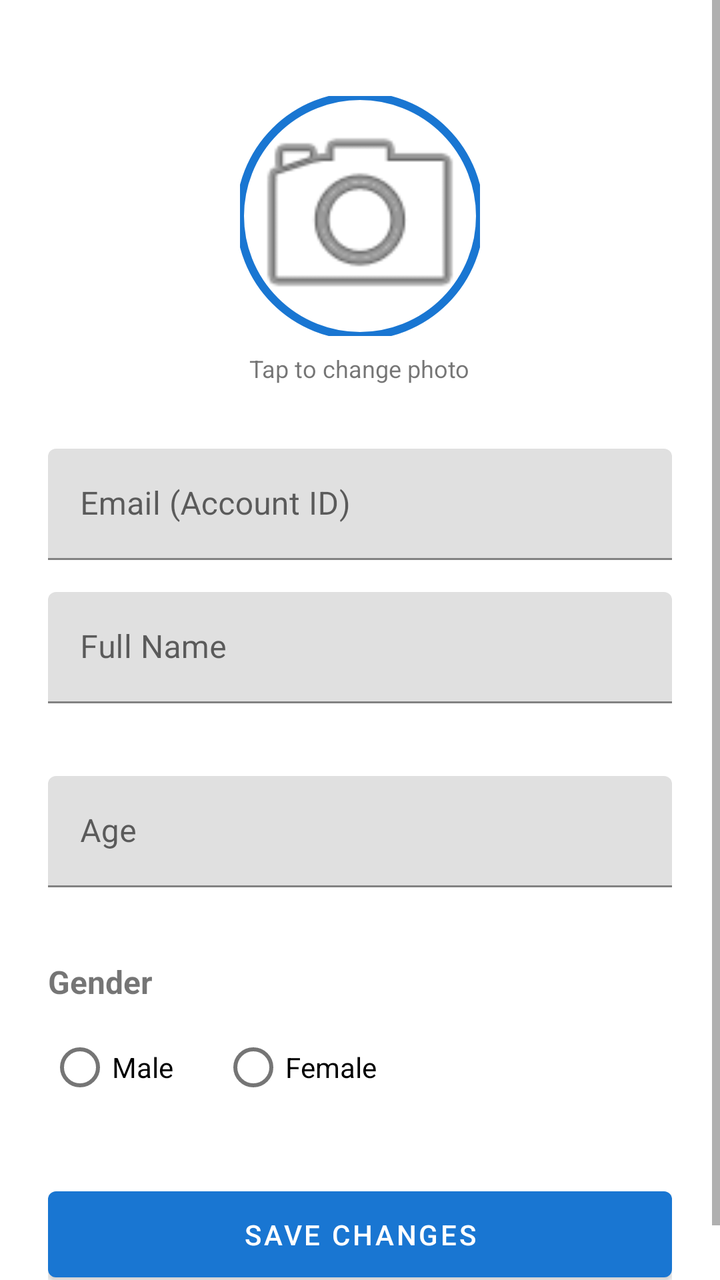
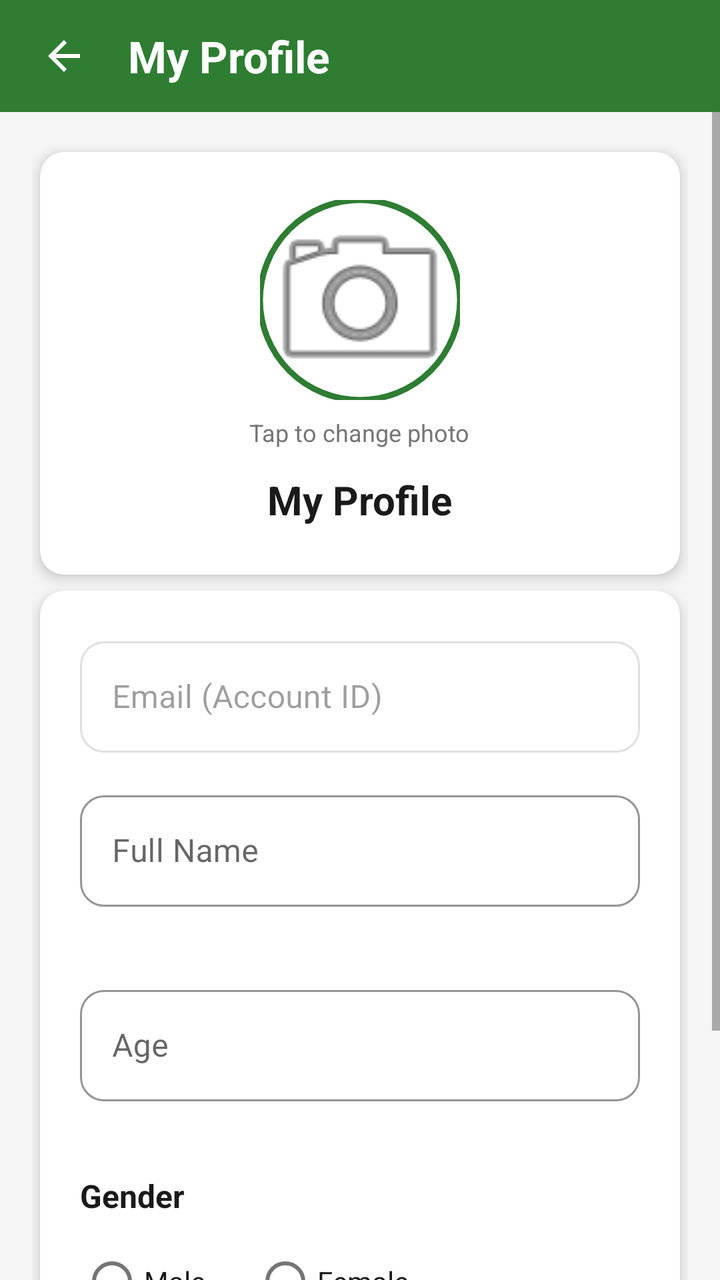

Before-and-after screenshots of an Android layout around one commit, followed by the original layout XML and the change that was made.
<!-- AndroidManifest.xml: application theme Theme.WorkoutTracker -->
<!-- res/layout/activity_profile.xml -->
<?xml version="1.0" encoding="utf-8"?>
<ScrollView xmlns:android="http://schemas.android.com/apk/res/android"
    xmlns:app="http://schemas.android.com/apk/res-auto"
    android:layout_width="match_parent"
    android:layout_height="match_parent"
    android:background="@color/white"
    android:fillViewport="true">

    <LinearLayout
        android:layout_width="match_parent"
        android:layout_height="wrap_content"
        android:orientation="vertical"
        android:padding="24dp"
        android:gravity="center_horizontal">

        <com.google.android.material.imageview.ShapeableImageView
            android:id="@+id/ivProfilePic"
            android:layout_width="120dp"
            android:layout_height="120dp"
            android:layout_marginTop="24dp"
            android:scaleType="centerCrop"
            android:src="@android:drawable/ic_menu_camera"
            app:shapeAppearanceOverlay="@style/CircleShape"
            app:strokeColor="@color/blue_primary"
            app:strokeWidth="4dp" />

        <TextView
            android:layout_width="wrap_content"
            android:layout_height="wrap_content"
            android:text="Tap to change photo"
            android:textSize="12sp"
            android:layout_marginTop="8dp"
            android:layout_marginBottom="32dp"/>

        <com.google.android.material.textfield.TextInputLayout
            android:id="@+id/tilEmail"
            android:layout_width="match_parent"
            android:layout_height="wrap_content"
            android:hint="Email (Account ID)"
            android:layout_marginBottom="16dp">

            <com.google.android.material.textfield.TextInputEditText
                android:id="@+id/etEmail"
                android:layout_width="match_parent"
                android:layout_height="wrap_content"
                android:enabled="false"
                android:inputType="textEmailAddress" />
        </com.google.android.material.textfield.TextInputLayout>

        <com.google.android.material.textfield.TextInputLayout
            android:id="@+id/tilName"
            android:layout_width="match_parent"
            android:layout_height="wrap_content"
            android:hint="Full Name"
            android:layout_marginBottom="16dp"
            app:errorEnabled="true">

            <com.google.android.material.textfield.TextInputEditText
                android:id="@+id/etName"
                android:layout_width="match_parent"
                android:layout_height="wrap_content"
                android:inputType="textPersonName" />
        </com.google.android.material.textfield.TextInputLayout>

        <com.google.android.material.textfield.TextInputLayout
            android:id="@+id/tilAge"
            android:layout_width="match_parent"
            android:layout_height="wrap_content"
            android:hint="Age"
            android:layout_marginBottom="16dp"
            app:errorEnabled="true">

            <com.google.android.material.textfield.TextInputEditText
                android:id="@+id/etAge"
                android:layout_width="match_parent"
                android:layout_height="wrap_content"
                android:inputType="number" />
        </com.google.android.material.textfield.TextInputLayout>

        <TextView
            android:layout_width="match_parent"
            android:layout_height="wrap_content"
            android:text="Gender"
            android:textSize="16sp"
            android:textStyle="bold"
            android:layout_marginBottom="8dp"/>

        <RadioGroup
            android:id="@+id/rgGender"
            android:layout_width="match_parent"
            android:layout_height="wrap_content"
            android:orientation="horizontal"
            android:layout_marginBottom="32dp">

            <RadioButton
                android:id="@+id/rbMale"
                android:layout_width="wrap_content"
                android:layout_height="wrap_content"
                android:text="Male"
                android:layout_marginEnd="24dp"/>

            <RadioButton
                android:id="@+id/rbFemale"
                android:layout_width="wrap_content"
                android:layout_height="wrap_content"
                android:text="Female" />
        </RadioGroup>

        <Button
            android:id="@+id/btnSaveChanges"
            android:layout_width="match_parent"
            android:layout_height="wrap_content"
            android:text="Save Changes"
            android:padding="12dp" />

    </LinearLayout>
</ScrollView>
<!-- resources referenced by this layout -->
<resources>
  <color name="blue_primary">#1976D2</color>
  <color name="white">#FFFFFFFF</color>
  <style name="CircleShape" parent="">
          <item name="cornerSize">50%</item>
      </style>
  <style name="Theme.WorkoutTracker" parent="Base.Theme.WorkoutTracker" />
  <style name="Base.Theme.WorkoutTracker" parent="Theme.MaterialComponents.DayNight.NoActionBar">
          
          <item name="colorPrimary">@color/blue_primary</item>
          <item name="colorPrimaryVariant">@color/purple_700</item>
          <item name="colorOnPrimary">@color/white</item>
          
          <item name="colorSecondary">@color/teal_200</item>
          <item name="colorSecondaryVariant">@color/teal_700</item>
          <item name="colorOnSecondary">@color/black</item>
          
          <item name="android:statusBarColor">?attr/colorPrimaryVariant</item>
          
      </style>
  <color name="purple_700">#FF3700B3</color>
  <color name="teal_200">#FF03DAC5</color>
  <color name="teal_700">#FF018786</color>
  <color name="black">#FF000000</color>
</resources>

<!-- the commit's change to res/layout/activity_profile.xml (unified diff, before → after) -->
@@ -1,117 +1,238 @@
 <?xml version="1.0" encoding="utf-8"?>
-<ScrollView xmlns:android="http://schemas.android.com/apk/res/android"
+<LinearLayout xmlns:android="http://schemas.android.com/apk/res/android"
     xmlns:app="http://schemas.android.com/apk/res-auto"
     android:layout_width="match_parent"
     android:layout_height="match_parent"
-    android:background="@color/white"
-    android:fillViewport="true">
-
+    android:orientation="vertical"
+    android:background="@color/colorBackground">
+
+    
     <LinearLayout
         android:layout_width="match_parent"
-        android:layout_height="wrap_content"
-        android:orientation="vertical"
-        android:padding="24dp"
-        android:gravity="center_horizontal">
-
-        <com.google.android.material.imageview.ShapeableImageView
-            android:id="@+id/ivProfilePic"
-            android:layout_width="120dp"
-            android:layout_height="120dp"
-            android:layout_marginTop="24dp"
-            android:scaleType="centerCrop"
-            android:src="@android:drawable/ic_menu_camera"
-            app:shapeAppearanceOverlay="@style/CircleShape"
-            app:strokeColor="@color/blue_primary"
-            app:strokeWidth="4dp" />
+        android:layout_height="56dp"
+        android:background="@color/colorPrimary"
+        android:orientation="horizontal"
+        android:gravity="center_vertical"
+        android:paddingHorizontal="8dp">
+
+        <ImageButton
+            android:layout_width="48dp"
+            android:layout_height="48dp"
+            android:background="?attr/selectableItemBackgroundBorderless"
+            android:src="@drawable/ic_back"
+            android:onClick="finish"
+            android:contentDescription="Back" />
 
         <TextView
             android:layout_width="wrap_content"
             android:layout_height="wrap_content"
-            android:text="Tap to change photo"
-            android:textSize="12sp"
-            android:layout_marginTop="8dp"
-            android:layout_marginBottom="32dp"/>
-
-        <com.google.android.material.textfield.TextInputLayout
-            android:id="@+id/tilEmail"
+            android:text="My Profile"
+            android:textSize="22sp"
+            android:textStyle="bold"
+            android:textColor="@color/white"
+            android:layout_marginStart="8dp" />
+
+    </LinearLayout>
+
+    <ScrollView
+        android:layout_width="match_parent"
+        android:layout_height="match_parent"
+        android:fillViewport="true">
+
+        <LinearLayout
             android:layout_width="match_parent"
             android:layout_height="wrap_content"
-            android:hint="Email (Account ID)"
-            android:layout_marginBottom="16dp">
-
-            <com.google.android.material.textfield.TextInputEditText
-                android:id="@+id/etEmail"
+            android:orientation="vertical"
+            android:padding="16dp">
+
+            
+            <com.google.android.material.card.MaterialCardView
                 android:layout_width="match_parent"
                 android:layout_height="wrap_content"
-                android:enabled="false"
-                android:inputType="textEmailAddress" />
-        </com.google.android.material.textfield.TextInputLayout>
-
-        <com.google.android.material.textfield.TextInputLayout
-            android:id="@+id/tilName"
-            android:layout_width="match_parent"
-            android:layout_height="wrap_content"
-            android:hint="Full Name"
-            android:layout_marginBottom="16dp"
-            app:errorEnabled="true">
-
-            <com.google.android.material.textfield.TextInputEditText
-                android:id="@+id/etName"
+                app:cardCornerRadius="12dp"
+                app:cardElevation="4dp"
+                app:cardBackgroundColor="@color/colorSurface"
+                android:layout_margin="4dp"
+                android:layout_marginBottom="16dp">
+
+                <LinearLayout
+                    android:layout_width="match_parent"
+                    android:layout_height="wrap_content"
+                    android:orientation="vertical"
+                    android:gravity="center"
+                    android:padding="24dp">
+
+                    <com.google.android.material.imageview.ShapeableImageView
+                        android:id="@+id/ivProfilePic"
+                        android:layout_width="100dp"
+                        android:layout_height="100dp"
+                        android:scaleType="centerCrop"
+                        android:src="@android:drawable/ic_menu_camera"
+                        app:shapeAppearanceOverlay="@style/CircleShape"
+                        app:strokeColor="@color/colorPrimary"
+                        app:strokeWidth="3dp" />
+
+                    <TextView
+                        android:layout_width="wrap_content"
+                        android:layout_height="wrap_content"
+                        android:text="Tap to change photo"
+                        android:textSize="12sp"
+                        android:textColor="@color/colorTextSecondary"
+                        android:layout_marginTop="8dp" />
+
+                    <TextView
+                        android:layout_width="wrap_content"
+                        android:layout_height="wrap_content"
+                        android:text="My Profile"
+                        android:textSize="20sp"
+                        android:textStyle="bold"
+                        android:textColor="@color/colorTextPrimary"
+                        android:layout_marginTop="12dp" />
+
+                </LinearLayout>
+            </com.google.android.material.card.MaterialCardView>
+
+            
+            <com.google.android.material.card.MaterialCardView
                 android:layout_width="match_parent"
                 android:layout_height="wrap_content"
-                android:inputType="textPersonName" />
-        </com.google.android.material.textfield.TextInputLayout>
-
-        <com.google.android.material.textfield.TextInputLayout
-            android:id="@+id/tilAge"
-            android:layout_width="match_parent"
-            android:layout_height="wrap_content"
-            android:hint="Age"
-            android:layout_marginBottom="16dp"
-            app:errorEnabled="true">
-
-            <com.google.android.material.textfield.TextInputEditText
-                android:id="@+id/etAge"
-                android:layout_width="match_parent"
-                android:layout_height="wrap_content"
-                android:inputType="number" />
-        </com.google.android.material.textfield.TextInputLayout>
-
-        <TextView
-            android:layout_width="match_parent"
-            android:layout_height="wrap_content"
-            android:text="Gender"
-            android:textSize="16sp"
-            android:textStyle="bold"
-            android:layout_marginBottom="8dp"/>
-
-        <RadioGroup
-            android:id="@+id/rgGender"
-            android:layout_width="match_parent"
-            android:layout_height="wrap_content"
-            android:orientation="horizontal"
-            android:layout_marginBottom="32dp">
-
-            <RadioButton
-                android:id="@+id/rbMale"
-                android:layout_width="wrap_content"
-                android:layout_height="wrap_content"
-                android:text="Male"
-                android:layout_marginEnd="24dp"/>
-
-            <RadioButton
-                android:id="@+id/rbFemale"
-                android:layout_width="wrap_content"
-                android:layout_height="wrap_content"
-                android:text="Female" />
-        </RadioGroup>
-
-        <Button
-            android:id="@+id/btnSaveChanges"
-            android:layout_width="match_parent"
-            android:layout_height="wrap_content"
-            android:text="Save Changes"
-            android:padding="12dp" />
-
-    </LinearLayout>
-</ScrollView>
+                app:cardCornerRadius="12dp"
+                app:cardElevation="4dp"
+                app:cardBackgroundColor="@color/colorSurface"
+                android:layout_margin="4dp">
+
+                <LinearLayout
+                    android:layout_width="match_parent"
+                    android:layout_height="wrap_content"
+                    android:orientation="vertical"
+                    android:padding="20dp">
+
+                    
+                    <com.google.android.material.textfield.TextInputLayout
+                        android:id="@+id/tilEmail"
+                        style="@style/Widget.MaterialComponents.TextInputLayout.OutlinedBox"
+                        android:layout_width="match_parent"
+                        android:layout_height="wrap_content"
+                        android:hint="Email (Account ID)"
+                        android:layout_marginBottom="16dp"
+                        app:boxCornerRadiusTopStart="12dp"
+                        app:boxCornerRadiusTopEnd="12dp"
+                        app:boxCornerRadiusBottomStart="12dp"
+                        app:boxCornerRadiusBottomEnd="12dp"
+                        app:boxStrokeColor="@color/colorDivider"
+                        android:enabled="false">
+
+                        <com.google.android.material.textfield.TextInputEditText
+                            android:id="@+id/etEmail"
+                            android:layout_width="match_parent"
+                            android:layout_height="wrap_content"
+                            android:textColor="@color/colorTextSecondary"
+                            android:textSize="16sp"
+                            android:enabled="false" />
+                    </com.google.android.material.textfield.TextInputLayout>
+
+                    
+                    <com.google.android.material.textfield.TextInputLayout
+                        android:id="@+id/tilName"
+                        style="@style/Widget.MaterialComponents.TextInputLayout.OutlinedBox"
+                        android:layout_width="match_parent"
+                        android:layout_height="wrap_content"
+                        android:hint="Full Name"
+                        android:layout_marginBottom="16dp"
+                        app:errorEnabled="true"
+                        app:boxStrokeColor="@color/colorPrimary"
+                        app:hintTextColor="@color/colorPrimary"
+                        app:boxCornerRadiusTopStart="12dp"
+                        app:boxCornerRadiusTopEnd="12dp"
+                        app:boxCornerRadiusBottomStart="12dp"
+                        app:boxCornerRadiusBottomEnd="12dp">
+
+                        <com.google.android.material.textfield.TextInputEditText
+                            android:id="@+id/etName"
+                            android:layout_width="match_parent"
+                            android:layout_height="wrap_content"
+                            android:inputType="textPersonName"
+                            android:textColor="@color/colorTextPrimary"
+                            android:textSize="16sp" />
+                    </com.google.android.material.textfield.TextInputLayout>
+
+                    
+                    <com.google.android.material.textfield.TextInputLayout
+                        android:id="@+id/tilAge"
+                        style="@style/Widget.MaterialComponents.TextInputLayout.OutlinedBox"
+                        android:layout_width="match_parent"
+                        android:layout_height="wrap_content"
+                        android:hint="Age"
+                        android:layout_marginBottom="16dp"
+                        app:errorEnabled="true"
+                        app:boxStrokeColor="@color/colorPrimary"
+                        app:hintTextColor="@color/colorPrimary"
+                        app:boxCornerRadiusTopStart="12dp"
+                        app:boxCornerRadiusTopEnd="12dp"
+                        app:boxCornerRadiusBottomStart="12dp"
+                        app:boxCornerRadiusBottomEnd="12dp">
+
+                        <com.google.android.material.textfield.TextInputEditText
+                            android:id="@+id/etAge"
+                            android:layout_width="match_parent"
+                            android:layout_height="wrap_content"
+                            android:inputType="number"
+                            android:textColor="@color/colorTextPrimary"
+                            android:textSize="16sp" />
+                    </com.google.android.material.textfield.TextInputLayout>
+
+                    
+                    <TextView
+                        android:layout_width="match_parent"
+                        android:layout_height="wrap_content"
+                        android:text="Gender"
+                        android:textColor="@color/colorTextPrimary"
+                        android:textSize="16sp"
+                        android:textStyle="bold"
+                        android:layout_marginBottom="8dp"/>
+
+                    <RadioGroup
+                        android:id="@+id/rgGender"
+                        android:layout_width="match_parent"
+                        android:layout_height="wrap_content"
+                        android:orientation="horizontal"
+                        android:layout_marginBottom="32dp">
+
+                        <com.google.android.material.radiobutton.MaterialRadioButton
+                            android:id="@+id/rbMale"
+                            android:layout_width="wrap_content"
+                            android:layout_height="wrap_content"
+                            android:text="Male"
+                            android:textColor="@color/colorTextPrimary"
+                            android:layout_marginEnd="24dp"
+                            app:useMaterialThemeColors="true" />
+
+                        <com.google.android.material.radiobutton.MaterialRadioButton
+                            android:id="@+id/rbFemale"
+                            android:layout_width="wrap_content"
+                            android:layout_height="wrap_content"
+                            android:text="Female"
+                            android:textColor="@color/colorTextPrimary"
+                            app:useMaterialThemeColors="true" />
+                    </RadioGroup>
+
+                    
+                    <com.google.android.material.button.MaterialButton
+                        android:id="@+id/btnSaveChanges"
+                        android:layout_width="match_parent"
+                        android:layout_height="wrap_content"
+                        android:text="Save Changes"
+                        android:textSize="16sp"
+                        android:textStyle="bold"
+                        android:padding="14dp"
+                        android:backgroundTint="@color/colorPrimary"
+                        android:textColor="@color/white"
+                        app:cornerRadius="12dp" />
+
+                </LinearLayout>
+            </com.google.android.material.card.MaterialCardView>
+
+        </LinearLayout>
+    </ScrollView>
+
+</LinearLayout>
<!-- resource entries referenced after the edit -->
@@ -1,27 +1,41 @@
 <!-- resources referenced by this layout -->
 <resources>
-  <color name="blue_primary">#1976D2</color>
-  <color name="white">#FFFFFFFF</color>
+  <color name="colorBackground">#F5F5F5</color>
+  <color name="colorDivider">#E0E0E0</color>
+  <color name="colorPrimary">#2E7D32</color>
+  <color name="colorSurface">#FFFFFF</color>
+  <color name="colorTextPrimary">#1A1A1A</color>
+  <color name="colorTextSecondary">#757575</color>
+  <color name="white">#FFFFFF</color>
+  <!-- drawable ic_back (drawable) -->
+  <vector xmlns:android="http://schemas.android.com/apk/res/android"
+      android:width="24dp"
+      android:height="24dp"
+      android:viewportWidth="24"
+      android:viewportHeight="24">
+    <path
+        android:fillColor="#FFFFFF"
+        android:pathData="M20,11H7.83l5.59-5.59L12,4l-8,8 8,8 1.41-1.41L7.83,13H20v-2z"/>
+  </vector>
   <style name="CircleShape" parent="">
           <item name="cornerSize">50%</item>
       </style>
   <style name="Theme.WorkoutTracker" parent="Base.Theme.WorkoutTracker" />
-  <style name="Base.Theme.WorkoutTracker" parent="Theme.MaterialComponents.DayNight.NoActionBar">
+  <style name="Base.Theme.WorkoutTracker" parent="Theme.MaterialComponents.Light.NoActionBar">
           
-          <item name="colorPrimary">@color/blue_primary</item>
-          <item name="colorPrimaryVariant">@color/purple_700</item>
+          <item name="colorPrimary">@color/colorPrimary</item>
+          <item name="colorPrimaryVariant">@color/colorPrimaryDark</item>
           <item name="colorOnPrimary">@color/white</item>
           
-          <item name="colorSecondary">@color/teal_200</item>
-          <item name="colorSecondaryVariant">@color/teal_700</item>
-          <item name="colorOnSecondary">@color/black</item>
+          <item name="colorSecondary">@color/colorAccent</item>
+          <item name="colorSecondaryVariant">@color/colorPrimaryDark</item>
+          <item name="colorOnSecondary">@color/white</item>
           
           <item name="android:statusBarColor">?attr/colorPrimaryVariant</item>
           
+          <item name="android:windowBackground">@color/colorBackground</item>
       </style>
-  <color name="purple_700">#FF3700B3</color>
-  <color name="teal_200">#FF03DAC5</color>
-  <color name="teal_700">#FF018786</color>
-  <color name="black">#FF000000</color>
+  <color name="colorPrimaryDark">#1B5E20</color>
+  <color name="colorAccent">#66BB6A</color>
 </resources>
 
